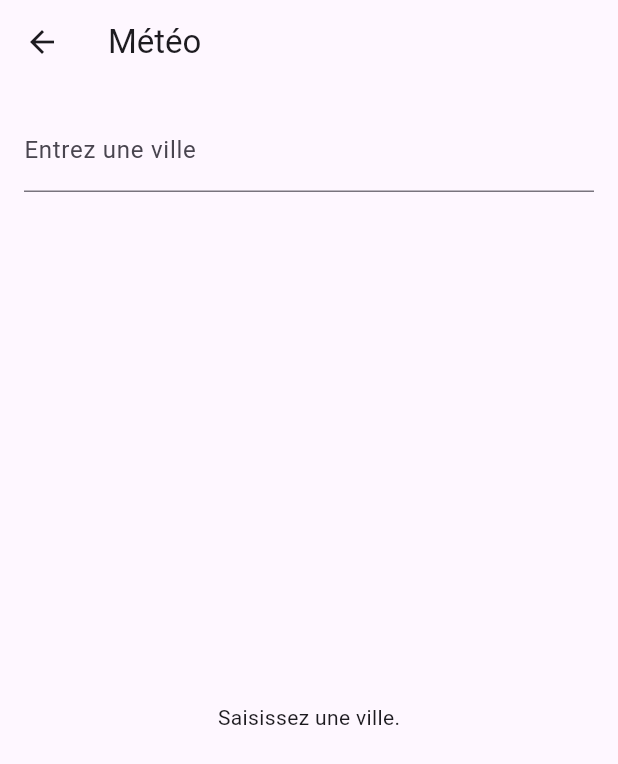
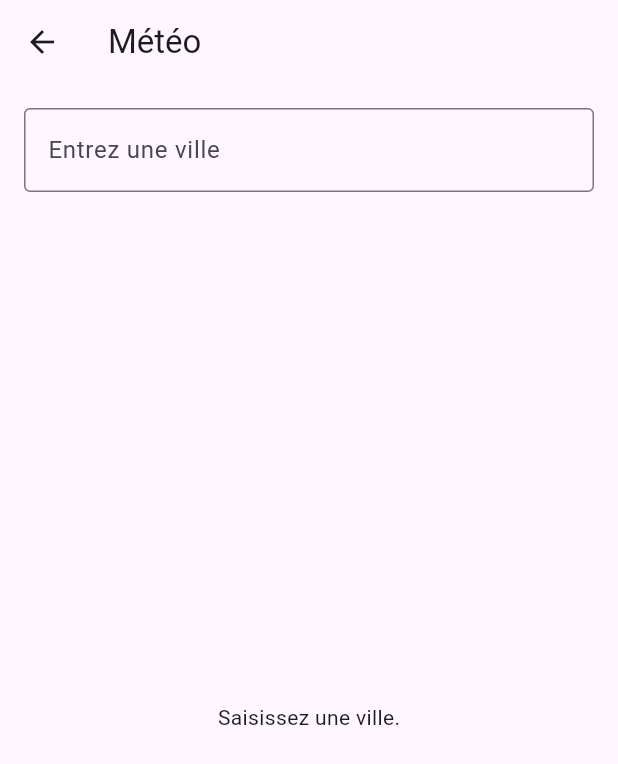
Before and after one commit to TheKing4012/HAI912I-TP2, a Flutter app: the WeatherPage screen opened by its route, on a phone screen of 412 x 824 dp. Shown: the top 764 px of the screen. Run offline on Flutter 3.47's test engine with Material 3 defaults, Android fonts, the phone set to English and light mode, and no system bars; our stand-ins replace flutter_bloc.

Commit message:
feat: finish weather exercise

```diff
--- a/lib/business_logic/states/weather_state.dart
+++ b/lib/business_logic/states/weather_state.dart
@@ -7,9 +7,10 @@ class WeatherInitial extends WeatherState {}
 class WeatherLoading extends WeatherState {}
 
 class WeatherLoaded extends WeatherState {
-  final Weather weather;
+  final Weather currentWeather;
+  final List<WeatherForecast> forecast;
 
-  WeatherLoaded(this.weather);
+  WeatherLoaded(this.currentWeather, this.forecast);
 }
 
 class WeatherError extends WeatherState {
--- a/lib/data/models/weather_model.dart
+++ b/lib/data/models/weather_model.dart
@@ -13,6 +13,11 @@ class Weather {
     required this.icon,
   });
 
+  @override
+  String toString() {
+  return 'Ville: $cityName, Température: $temperature°C, Humidité: $humidity%, Icône: $icon';
+  }
+
   factory Weather.fromJson(Map<String, dynamic> json) {
     return Weather(
       cityName: json['name'],
@@ -24,14 +29,28 @@ class Weather {
   }
 }
 
-class Forecast {
-  final DateTime date;
+class WeatherForecast {
+  final String date;
   final double temperature;
-  final String weatherIcon;
+  final int humidity;
+  final String icon;
+  final String description;
 
-  Forecast({
+  WeatherForecast({
     required this.date,
     required this.temperature,
-    required this.weatherIcon,
+    required this.humidity,
+    required this.icon,
+    required this.description,
   });
+
+  factory WeatherForecast.fromJson(Map<String, dynamic> json) {
+    return WeatherForecast(
+      date: json['dt_txt'],
+      temperature: json['main']['temp'].toDouble(),
+      humidity: json['main']['humidity'],
+      icon: json['weather'][0]['icon'],
+      description: json['weather'][0]['description'],
+    );
+  }
 }
--- a/lib/presentation/pages/weather_page.dart
+++ b/lib/presentation/pages/weather_page.dart
@@ -2,56 +2,21 @@ import 'package:flutter/cupertino.dart';
 import 'package:flutter/material.dart';
 import 'package:flutter_bloc/flutter_bloc.dart';
 import '../../business_logic/blocs/weather_bloc.dart';
-import '../../business_logic/events/weather_event.dart';
-import '../../business_logic/states/weather_state.dart';
 import '../../data/repositories/weather_repository.dart';
-import '../widgets/current_weather_card.dart';
+import '../widgets/weather_content.dart';
 
 class WeatherPage extends StatelessWidget {
   const WeatherPage({Key? key}) : super(key: key);
 
   @override
   Widget build(BuildContext context) {
-    return BlocProvider(
-      create: (context) => WeatherBloc(WeatherRepository()),
-      child: Scaffold(
-        appBar: AppBar(
-          title: const Text('Météo'),
-        ),
-        body: Padding(
-          padding: const EdgeInsets.all(16.0),
-          child: Column(
-            children: [
-              TextField(
-                decoration: const InputDecoration(
-                  labelText: 'Entrez une ville',
-                ),
-                onSubmitted: (value) {
-                  print("Ville saisie : $value"); // Debug
-                  BlocProvider.of<WeatherBloc>(context).add(FetchWeather(value));
-                },
-
-              ),
-              const SizedBox(height: 20),
-              Expanded(
-                child: BlocBuilder<WeatherBloc, WeatherState>(
-                  builder: (context, state) {
-                    if (state is WeatherInitial) {
-                      return const Center(child: Text('Saisissez une ville.'));
-                    } else if (state is WeatherLoading) {
-                      return const Center(child: CircularProgressIndicator());
-                    } else if (state is WeatherLoaded) {
-                      return Center(child: CurrentWeatherCard(weather: state.weather));
-                    } else if (state is WeatherError) {
-                      return Center(child: Text(state.message));
-                    }
-                    return const SizedBox.shrink();
-                  },
-                ),
-              ),
-            ],
-          ),
-        ),
+    return Scaffold(
+      appBar: AppBar(
+        title: const Text('Météo'),
+      ),
+      body: BlocProvider(
+        create: (context) => WeatherBloc(WeatherRepository()),
+        child: WeatherContent(),
       ),
     );
   }
--- /dev/null
+++ b/lib/presentation/widgets/weather_content.dart
@@ -0,0 +1,83 @@
+import 'package:flutter/cupertino.dart';
+import 'package:flutter/material.dart';
+import 'package:flutter_bloc/flutter_bloc.dart';
+
+import '../../business_logic/blocs/weather_bloc.dart';
+import '../../business_logic/events/weather_event.dart';
+import '../../business_logic/states/weather_state.dart';
+import 'current_weather_card.dart';
+import 'forecast_card.dart';
+
+class WeatherContent extends StatelessWidget {
+  @override
+  Widget build(BuildContext context) {
+    return Padding(
+      padding: const EdgeInsets.all(16.0),
+      child: Column(
+        children: [
+          TextField(
+            decoration: const InputDecoration(
+              labelText: 'Entrez une ville',
+              border: OutlineInputBorder(),
+            ),
+            onSubmitted: (value) {
+              context.read<WeatherBloc>().add(FetchWeather(value));
+            },
+          ),
+          const SizedBox(height: 20),
+          Expanded(
+            child: BlocConsumer<WeatherBloc, WeatherState>(
+              listener: (context, state) {
+                if (state is WeatherError) {
+                  ScaffoldMessenger.of(context).showSnackBar(
+                    SnackBar(content: Text(state.message)),
+                  );
+                }
+              },
+              builder: (context, state) {
+                if (state is WeatherLoading) {
+                  return const Center(child: CircularProgressIndicator());
+                }
+                if (state is WeatherLoaded) {
+                  return Column(
+                    children: [
+                      CurrentWeatherCard(weather: state.currentWeather),
+                      const SizedBox(height: 20),
+                      const Text(
+                        'Prévisions pour les prochains jours',
+                        style: TextStyle(
+                          fontSize: 18,
+                          fontWeight: FontWeight.bold,
+                        ),
+                      ),
+                      const SizedBox(height: 10),
+                      SizedBox(
+                        height: 180,
+                        child: ListView.builder(
+                          scrollDirection: Axis.horizontal,
+                          itemCount: state.forecast.length,
+                          itemBuilder: (context, index) {
+                            return Padding(
+                              padding: const EdgeInsets.symmetric(horizontal: 4.0),
+                              child: ForecastCard(
+                                forecast: state.forecast[index],
+                              ),
+                            );
+                          },
+                        ),
+                      ),
+                    ],
+                  );
+                }
+                if (state is WeatherError) {
+                  return Center(child: Text(state.message));
+                }
+                return const Center(child: Text('Saisissez une ville.'));
+              },
+            ),
+          ),
+        ],
+      ),
+    );
+  }
+}
```
Also changed, not shown: lib/business_logic/blocs/weather_bloc.dart (+3 -4 lines), lib/data/repositories/weather_repository.dart (+32 -14 lines), lib/presentation/widgets/current_weather_card.dart (+69 -11 lines), lib/presentation/widgets/forecast_card.dart (+34 -0 lines).
